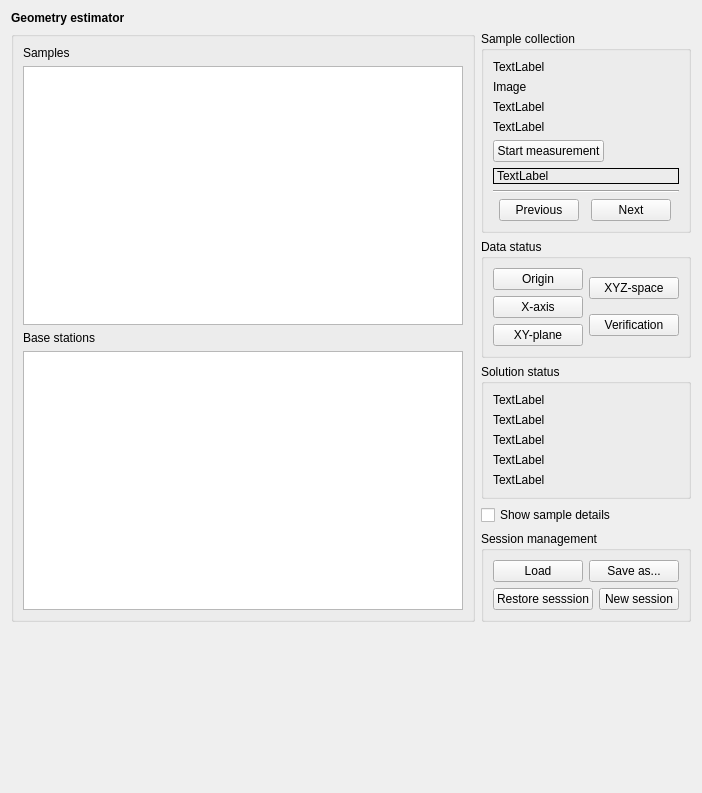
The window that src/cfclient/ui/widgets/geo_estimator.ui (bitcraze/crazyflie-clients-python) describes before a commit, drawn with Qt 5.
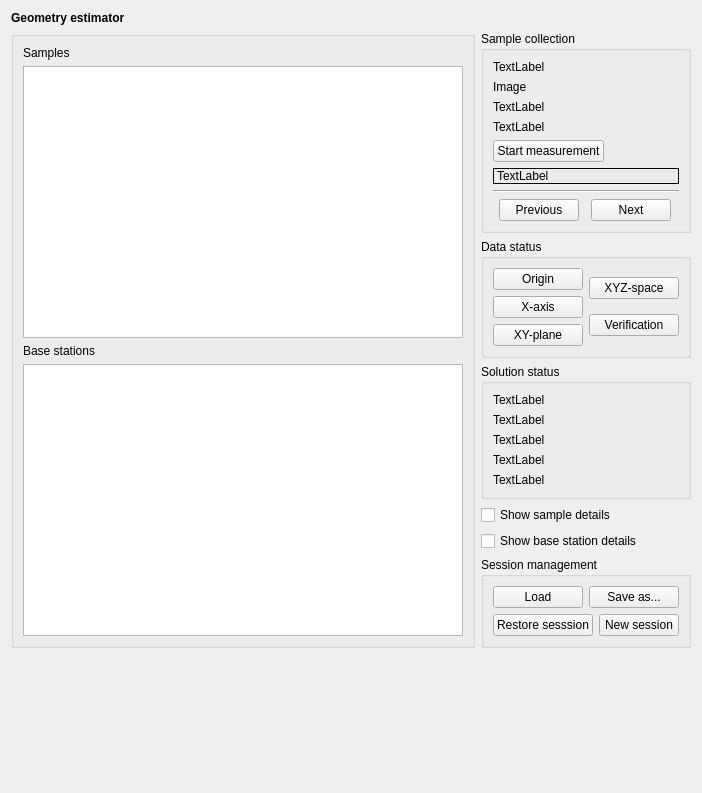
The same window after the commit.

Commit message: Added checkbox for toggling base station details

Patch:
```diff
--- a/src/cfclient/ui/widgets/geo_estimator.ui
+++ b/src/cfclient/ui/widgets/geo_estimator.ui
@@ -357,6 +357,13 @@
          </property>
         </widget>
        </item>
+       <item>
+        <widget class="QCheckBox" name="_base_station_details_checkbox">
+         <property name="text">
+          <string>Show base station details</string>
+         </property>
+        </widget>
+       </item>
        <item>
         <widget class="QGroupBox" name="groupBox">
          <property name="title">
```
The commit also changes 1 other file.
